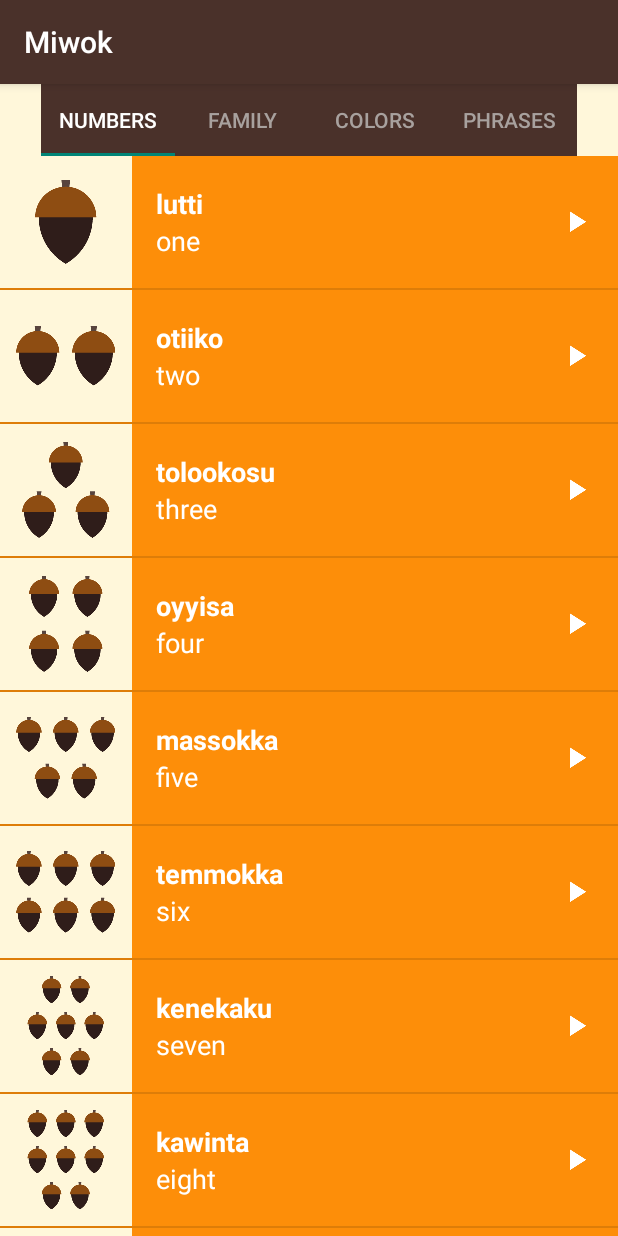
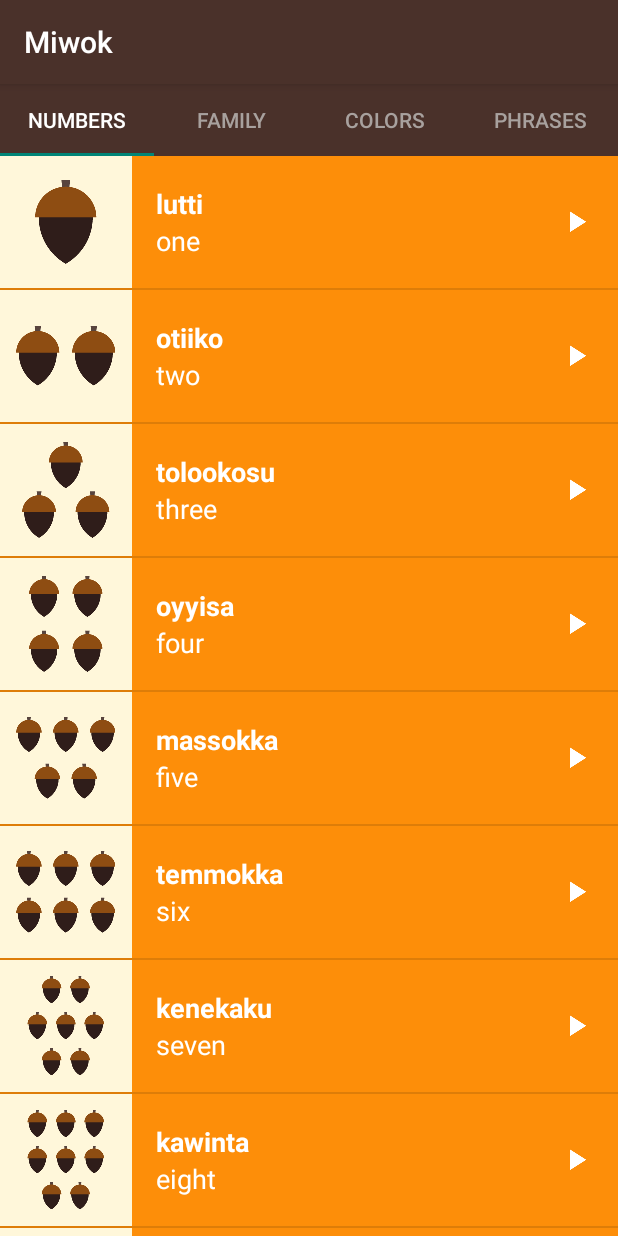
Before and after one commit to RobertLarson/MiwokApp, an Android app: the screen it shows after launch (MainActivity), on a phone screen of 412 x 824 dp. Run offline under Robolectric (Android 15) with nearby library versions, the phone set to English and light mode, and no system bars.

Commit message:
Switch To Fragments and category tabs

```diff
--- a/app/src/main/res/layout/activity_main.xml
+++ b/app/src/main/res/layout/activity_main.xml
@@ -15,7 +15,7 @@
         app:tabSelectedTextColor="@color/font_color_for_selected_tab"
         app:tabBackground="@color/primary_color"
         app:tabTextColor="@color/font_color_for_unselected_tab"
-        app:tabGravity="center"
+        app:tabGravity="fill"
         app:tabMode="fixed"/>
 
     <android.support.v4.view.ViewPager
```
